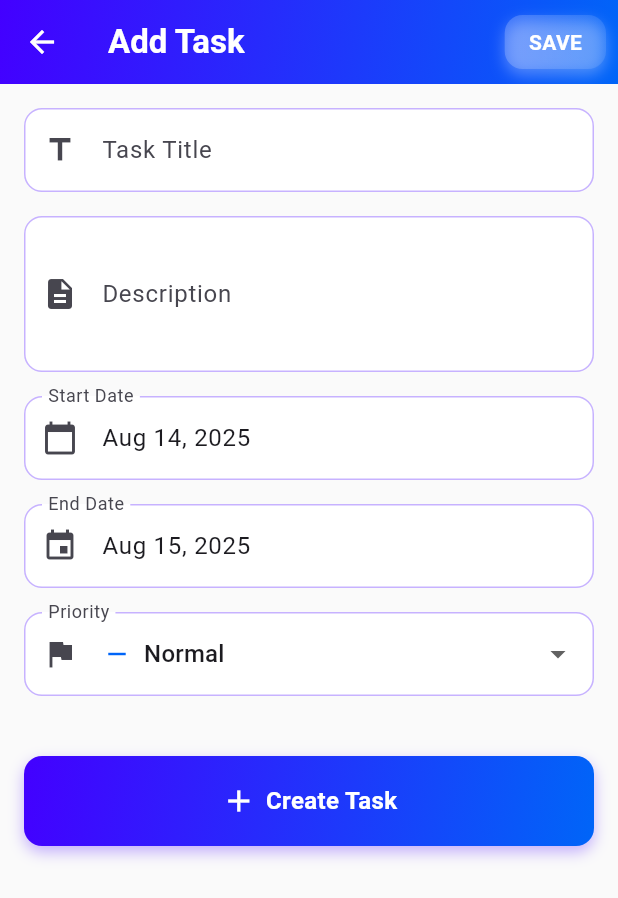
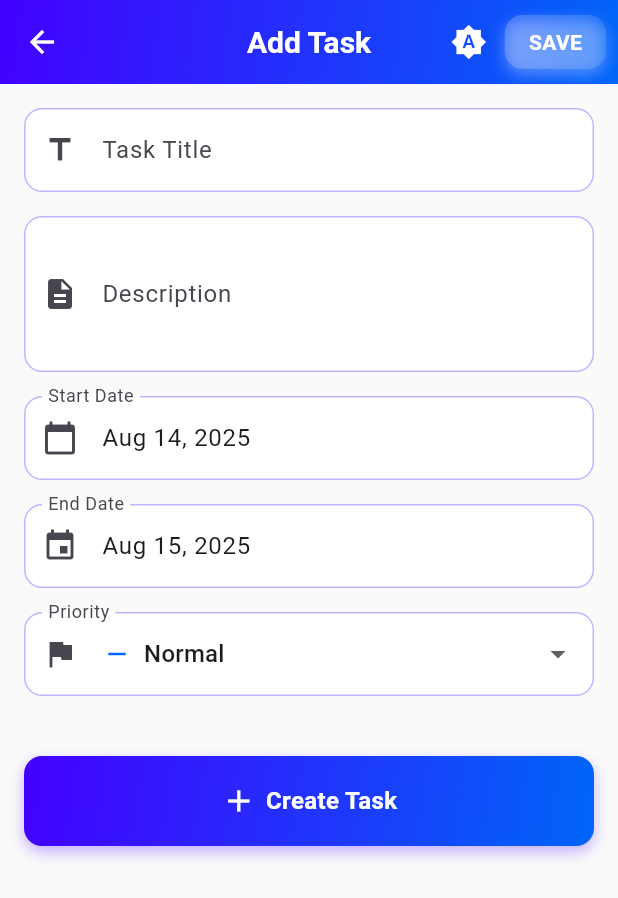
Before and after one commit to ryanmviajedor/task-log-app, a Flutter app: the screen it shows after launch, after a tap on the "add" icon, on a phone screen of 412 x 824 dp. Shown: the top 898 px of the screen. Run offline on Flutter 3.47's test engine with Material 3 defaults, Android fonts, the light colour scheme and no system bars; our stand-ins replace flutter_local_notifications, hive, hive_flutter, permission_handler, table_calendar, timezone; accounts and stored records are empty; generated files the repository leaves out were written again.

Commit message:
feat: add production-ready features with light/dark theme toggle
 Theme System:
- Add comprehensive ThemeProvider with persistent theme storage
- Implement light, dark, and system theme modes
- Add theme toggle button in app bar with intuitive icons
- Support automatic theme switching based on system preferences

 Production Ready:
- Remove debug banner for clean production appearance
- Replace debug print statements with proper debugPrint
- Add comprehensive error handling for task operations
- Improve notification service error handling

 Dark Mode Support:
- Create beautiful dark theme with proper color schemes
- Update all UI components for dark mode compatibility
- Add dark background gradients and card styling
- Ensure proper text contrast in both themes

 Bug Fixes:
- Fix task creation error when start and end dates are same
- Improve date validation and notification scheduling
- Add better error messages and user feedback
- Handle edge cases in timer functionality

 UI Enhancements:
- Enhance app bar with theme toggle functionality
- Improve responsive design for mobile devices
- Add smooth theme transitions and animations
- Maintain gradient aesthetics in both themes

```diff
--- /dev/null
+++ b/devtools_options.yaml
@@ -0,0 +1,3 @@
+description: This file stores settings for Dart & Flutter DevTools.
+documentation: https://docs.flutter.dev/tools/devtools/extensions#configure-extension-enablement-states
+extensions:
--- a/lib/main.dart
+++ b/lib/main.dart
@@ -14,6 +14,7 @@ import 'domain/usecases/delete_task.dart';
 import 'domain/usecases/get_tasks.dart';
 import 'domain/usecases/update_task.dart';
 import 'presentation/providers/task_provider.dart';
+import 'presentation/providers/theme_provider.dart';
 import 'presentation/screens/add_edit_task_screen.dart';
 import 'presentation/screens/tasks_screen.dart';
 
@@ -26,6 +27,10 @@ void main() async {
   // Initialize notifications
   await NotificationService().initialize();
 
+  // Initialize theme provider
+  final themeProvider = ThemeProvider();
+  await themeProvider.initialize();
+
   final taskBox = Hive.box<TaskModel>('tasks');
   final taskLocalDataSource = TaskLocalDataSourceImpl(taskBox: taskBox);
   final taskRepository = TaskRepositoryImpl(
@@ -35,6 +40,7 @@ void main() async {
   runApp(
     MultiProvider(
       providers: [
+        ChangeNotifierProvider.value(value: themeProvider),
         ChangeNotifierProvider(
           create: (_) => TaskProvider(
             getTasks: GetTasks(taskRepository),
@@ -54,9 +60,23 @@ class MyApp extends StatelessWidget {
 
   @override
   Widget build(BuildContext context) {
+    return Consumer<ThemeProvider>(
+      builder: (context, themeProvider, child) {
         return MaterialApp(
           title: 'Task Log',
-      theme: ThemeData(
+          debugShowCheckedModeBanner: false, // Remove debug banner
+          theme: _buildLightTheme(),
+          darkTheme: _buildDarkTheme(),
+          themeMode: themeProvider.themeMode,
+          home: const TasksScreen(),
+          routes: {'/add': (_) => const AddEditTaskScreen()},
+        );
+      },
+    );
+  }
+
+  ThemeData _buildLightTheme() {
+    return ThemeData(
       colorScheme: ColorScheme.fromSeed(
         seedColor: AppColors.primary1,
         brightness: Brightness.light,
@@ -65,9 +85,7 @@ class MyApp extends StatelessWidget {
       scaffoldBackgroundColor: Colors.grey[50],
       cardTheme: CardThemeData(
         elevation: 0,
-          shape: RoundedRectangleBorder(
-            borderRadius: BorderRadius.circular(16),
-          ),
+        shape: RoundedRectangleBorder(borderRadius: BorderRadius.circular(16)),
       ),
       elevatedButtonTheme: ElevatedButtonThemeData(
         style: ElevatedButton.styleFrom(
@@ -97,12 +115,64 @@ class MyApp extends StatelessWidget {
         filled: true,
         fillColor: Colors.white,
       ),
+      appBarTheme: const AppBarTheme(
+        elevation: 0,
+        centerTitle: true,
+        titleTextStyle: TextStyle(fontSize: 20, fontWeight: FontWeight.w600),
       ),
-      home: Container(
-        decoration: const BoxDecoration(gradient: AppColors.backgroundGradient),
-        child: const TasksScreen(),
+    );
+  }
+
+  ThemeData _buildDarkTheme() {
+    return ThemeData(
+      colorScheme: ColorScheme.fromSeed(
+        seedColor: AppColors.primary1,
+        brightness: Brightness.dark,
       ),
-      routes: {'/add': (_) => const AddEditTaskScreen()},
+      useMaterial3: true,
+      scaffoldBackgroundColor: const Color(0xFF121212),
+      cardTheme: CardThemeData(
+        elevation: 0,
+        color: const Color(0xFF1E1E1E),
+        shape: RoundedRectangleBorder(borderRadius: BorderRadius.circular(16)),
+      ),
+      elevatedButtonTheme: ElevatedButtonThemeData(
+        style: ElevatedButton.styleFrom(
+          elevation: 0,
+          shape: RoundedRectangleBorder(
+            borderRadius: BorderRadius.circular(12),
+          ),
+        ),
+      ),
+      inputDecorationTheme: InputDecorationTheme(
+        border: OutlineInputBorder(
+          borderRadius: BorderRadius.circular(12),
+          borderSide: BorderSide(
+            color: AppColors.primary1.withValues(alpha: 0.5),
+          ),
+        ),
+        enabledBorder: OutlineInputBorder(
+          borderRadius: BorderRadius.circular(12),
+          borderSide: BorderSide(
+            color: AppColors.primary1.withValues(alpha: 0.5),
+          ),
+        ),
+        focusedBorder: OutlineInputBorder(
+          borderRadius: BorderRadius.circular(12),
+          borderSide: BorderSide(color: AppColors.primary1, width: 2),
+        ),
+        filled: true,
+        fillColor: const Color(0xFF2A2A2A),
+      ),
+      appBarTheme: const AppBarTheme(
+        elevation: 0,
+        centerTitle: true,
+        titleTextStyle: TextStyle(
+          fontSize: 20,
+          fontWeight: FontWeight.w600,
+          color: Colors.white,
+        ),
+      ),
     );
   }
 }
--- /dev/null
+++ b/lib/presentation/providers/theme_provider.dart
@@ -0,0 +1,91 @@
+import 'package:flutter/material.dart';
+import 'package:hive_flutter/hive_flutter.dart';
+
+class ThemeProvider with ChangeNotifier {
+  static const String _themeKey = 'theme_mode';
+  late Box _settingsBox;
+  ThemeMode _themeMode = ThemeMode.system;
+
+  ThemeMode get themeMode => _themeMode;
+
+  bool get isDarkMode {
+    if (_themeMode == ThemeMode.system) {
+      return WidgetsBinding.instance.platformDispatcher.platformBrightness == Brightness.dark;
+    }
+    return _themeMode == ThemeMode.dark;
+  }
+
+  Future<void> initialize() async {
+    _settingsBox = await Hive.openBox('settings');
+    final savedTheme = _settingsBox.get(_themeKey, defaultValue: 'system');
+
+    switch (savedTheme) {
+      case 'light':
+        _themeMode = ThemeMode.light;
+        break;
+      case 'dark':
+        _themeMode = ThemeMode.dark;
+        break;
+      default:
+        _themeMode = ThemeMode.system;
+    }
+
+    notifyListeners();
+  }
+
+  Future<void> setThemeMode(ThemeMode mode) async {
+    _themeMode = mode;
+
+    String modeString;
+    switch (mode) {
+      case ThemeMode.light:
+        modeString = 'light';
+        break;
+      case ThemeMode.dark:
+        modeString = 'dark';
+        break;
+      case ThemeMode.system:
+        modeString = 'system';
+        break;
+    }
+
+    await _settingsBox.put(_themeKey, modeString);
+    notifyListeners();
+  }
+
+  void toggleTheme() {
+    switch (_themeMode) {
+      case ThemeMode.light:
+        setThemeMode(ThemeMode.dark);
+        break;
+      case ThemeMode.dark:
+        setThemeMode(ThemeMode.system);
+        break;
+      case ThemeMode.system:
+        setThemeMode(ThemeMode.light);
+        break;
+    }
+  }
+
+  IconData get themeIcon {
+    switch (_themeMode) {
+      case ThemeMode.light:
+        return Icons.light_mode;
+      case ThemeMode.dark:
+        return Icons.dark_mode;
+      case ThemeMode.system:
+        return Icons.brightness_auto;
+    }
+  }
+
+  String get themeLabel {
+    switch (_themeMode) {
+      case ThemeMode.light:
+        return 'Light Mode';
+      case ThemeMode.dark:
+        return 'Dark Mode';
+      case ThemeMode.system:
+        return 'System Mode';
+    }
+  }
+}
--- a/lib/presentation/screens/dashboard_screen.dart
+++ b/lib/presentation/screens/dashboard_screen.dart
@@ -12,9 +12,16 @@ class DashboardScreen extends StatelessWidget {
 
   @override
   Widget build(BuildContext context) {
+    final isDark = Theme.of(context).brightness == Brightness.dark;
+
     return Scaffold(
+      backgroundColor: Colors.transparent,
       body: Container(
-        decoration: const BoxDecoration(gradient: AppColors.backgroundGradient),
+        decoration: BoxDecoration(
+          gradient: isDark
+              ? AppColors.darkBackgroundGradient
+              : AppColors.backgroundGradient,
+        ),
         child: SafeArea(
           child: SingleChildScrollView(
             padding: const EdgeInsets.all(16),
--- a/lib/presentation/screens/tasks_screen.dart
+++ b/lib/presentation/screens/tasks_screen.dart
@@ -56,7 +56,16 @@ class _TasksScreenState extends State<TasksScreen>
 
   @override
   Widget build(BuildContext context) {
-    return Scaffold(
+    final isDark = Theme.of(context).brightness == Brightness.dark;
+
+    return Container(
+      decoration: BoxDecoration(
+        gradient: isDark
+            ? AppColors.darkBackgroundGradient
+            : AppColors.backgroundGradient,
+      ),
+      child: Scaffold(
+        backgroundColor: Colors.transparent,
         appBar: GradientAppBar(
           title: 'Task Log',
           gradient: AppColors.primaryGradient,
@@ -83,7 +92,9 @@ class _TasksScreenState extends State<TasksScreen>
                 child: PopupMenuButton<TaskStatus?>(
                   icon: Icon(
                     Icons.filter_list,
-                  color: _statusFilter != null ? Colors.white : Colors.white70,
+                    color: _statusFilter != null
+                        ? Colors.white
+                        : Colors.white70,
                   ),
                   onSelected: (status) {
                     setState(() {
@@ -146,6 +157,7 @@ class _TasksScreenState extends State<TasksScreen>
             backgroundColor: Colors.transparent,
             elevation: 0,
             child: const Icon(Icons.add, color: Colors.white),
+          ),
         ),
       ),
     );
--- a/lib/presentation/widgets/dashboard_card.dart
+++ b/lib/presentation/widgets/dashboard_card.dart
@@ -116,18 +116,25 @@ class DashboardStatCard extends StatelessWidget {
 
   @override
   Widget build(BuildContext context) {
+    final isDark = Theme.of(context).brightness == Brightness.dark;
+
     return Container(
       decoration: BoxDecoration(
-        color: Colors.white,
+        color: isDark ? const Color(0xFF1E1E1E) : Colors.white,
         borderRadius: BorderRadius.circular(16),
         boxShadow: [
           BoxShadow(
-            color: color.withValues(alpha: 0.1),
+            color: isDark
+                ? Colors.black.withValues(alpha: 0.3)
+                : color.withValues(alpha: 0.1),
             blurRadius: 8,
             offset: const Offset(0, 4),
           ),
         ],
-        border: Border.all(color: color.withValues(alpha: 0.2), width: 1),
+        border: Border.all(
+          color: color.withValues(alpha: isDark ? 0.4 : 0.2),
+          width: 1,
+        ),
       ),
       child: Material(
         color: Colors.transparent,
@@ -179,7 +186,7 @@ class DashboardStatCard extends StatelessWidget {
                   child: Text(
                     title,
                     style: TextStyle(
-                      color: Colors.grey[600],
+                      color: isDark ? Colors.grey[400] : Colors.grey[600],
                       fontSize: 10,
                       fontWeight: FontWeight.w500,
                     ),
--- a/lib/presentation/widgets/gradient_container.dart
+++ b/lib/presentation/widgets/gradient_container.dart
@@ -1,5 +1,7 @@
 import 'package:flutter/material.dart';
+import 'package:provider/provider.dart';
 import '../../core/theme/app_colors.dart';
+import '../providers/theme_provider.dart';
 
 class GradientContainer extends StatelessWidget {
   final Widget child;
@@ -176,6 +178,7 @@ class GradientAppBar extends StatelessWidget implements PreferredSizeWidget {
   final Widget? leading;
   final PreferredSizeWidget? bottom;
   final LinearGradient? gradient;
+  final bool showThemeToggle;
 
   const GradientAppBar({
     super.key,
@@ -184,6 +187,7 @@ class GradientAppBar extends StatelessWidget implements PreferredSizeWidget {
     this.leading,
     this.bottom,
     this.gradient,
+    this.showThemeToggle = true,
   });
 
   @override
@@ -201,7 +205,20 @@ class GradientAppBar extends StatelessWidget implements PreferredSizeWidget {
           ),
         ),
         leading: leading,
-        actions: actions,
+        actions: [
+          if (showThemeToggle) ...[
+            Consumer<ThemeProvider>(
+              builder: (context, themeProvider, child) {
+                return IconButton(
+                  icon: Icon(themeProvider.themeIcon, color: Colors.white),
+                  onPressed: () => themeProvider.toggleTheme(),
+                  tooltip: themeProvider.themeLabel,
+                );
+              },
+            ),
+          ],
+          if (actions != null) ...actions!,
+        ],
         bottom: bottom,
         backgroundColor: Colors.transparent,
         elevation: 0,
```
Also changed, not shown: lib/core/services/notification_service.dart (+23 -8 lines), lib/presentation/providers/task_provider.dart (+20 -2 lines), lib/presentation/screens/add_edit_task_screen.dart (+22 -3 lines), lib/presentation/widgets/task_card.dart (+20 -5 lines), 1 other file. Lines whose indentation alone changed are shown as unchanged.
